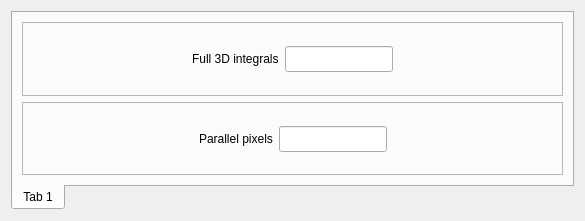
JJPPeters/clTEM, file dialogs/settings/frames/globalsettingsframe.ui: the form before one commit.
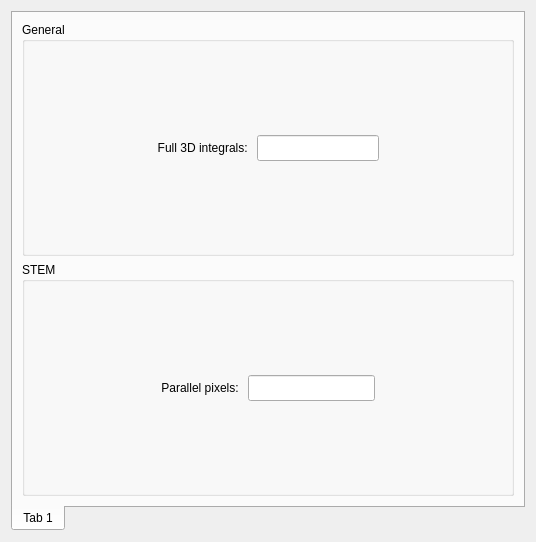
The form after the commit.

The edit to the form file:
```diff
--- a/dialogs/settings/frames/globalsettingsframe.ui
+++ b/dialogs/settings/frames/globalsettingsframe.ui
@@ -6,8 +6,8 @@
    <rect>
     <x>0</x>
     <y>0</y>
-    <width>585</width>
-    <height>221</height>
+    <width>536</width>
+    <height>542</height>
    </rect>
   </property>
   <property name="windowTitle">
@@ -28,37 +28,11 @@
       </attribute>
       <layout class="QVBoxLayout" name="verticalLayout">
        <item>
-        <widget class="QFrame" name="frmGeneral">
-         <property name="frameShape">
-          <enum>QFrame::StyledPanel</enum>
+        <widget class="QGroupBox" name="groupBox">
+         <property name="title">
+          <string>General</string>
          </property>
-         <property name="frameShadow">
-          <enum>QFrame::Raised</enum>
-         </property>
-         <layout class="QGridLayout" name="gridLayout_2" rowstretch="1,0,0,1" columnstretch="1,0,0,1">
-          <item row="2" column="2">
-           <widget class="QLineEdit" name="lineEdit">
-            <property name="minimumSize">
-             <size>
-              <width>100</width>
-              <height>26</height>
-             </size>
-            </property>
-           </widget>
-          </item>
-          <item row="3" column="2">
-           <spacer name="verticalSpacer_2">
-            <property name="orientation">
-             <enum>Qt::Vertical</enum>
-            </property>
-            <property name="sizeHint" stdset="0">
-             <size>
-              <width>20</width>
-              <height>0</height>
-             </size>
-            </property>
-           </spacer>
-          </item>
+         <layout class="QGridLayout" name="gridLayout_4">
           <item row="0" column="2">
            <spacer name="verticalSpacer">
             <property name="orientation">
@@ -72,7 +46,7 @@
             </property>
            </spacer>
           </item>
-          <item row="2" column="0">
+          <item row="1" column="0">
            <spacer name="horizontalSpacer_3">
             <property name="orientation">
              <enum>Qt::Horizontal</enum>
@@ -85,14 +59,17 @@
             </property>
            </spacer>
           </item>
-          <item row="2" column="1">
-           <widget class="QLabel" name="label">
-            <property name="text">
-             <string>Full 3D integrals</string>
+          <item row="1" column="2">
+           <widget class="QLineEdit" name="edt3dIntegrals">
+            <property name="minimumSize">
+             <size>
+              <width>100</width>
+              <height>26</height>
+             </size>
             </property>
            </widget>
           </item>
-          <item row="2" column="3">
+          <item row="1" column="3">
            <spacer name="horizontalSpacer_4">
             <property name="orientation">
              <enum>Qt::Horizontal</enum>
@@ -105,18 +82,44 @@
             </property>
            </spacer>
           </item>
+          <item row="1" column="1">
+           <widget class="QLabel" name="lbl3d">
+            <property name="sizePolicy">
+             <sizepolicy hsizetype="Preferred" vsizetype="Preferred">
+              <horstretch>0</horstretch>
+              <verstretch>0</verstretch>
+             </sizepolicy>
+            </property>
+            <property name="text">
+             <string>Full 3D integrals: </string>
+            </property>
+            <property name="alignment">
+             <set>Qt::AlignRight|Qt::AlignTrailing|Qt::AlignVCenter</set>
+            </property>
+           </widget>
+          </item>
+          <item row="2" column="2">
+           <spacer name="verticalSpacer_2">
+            <property name="orientation">
+             <enum>Qt::Vertical</enum>
+            </property>
+            <property name="sizeHint" stdset="0">
+             <size>
+              <width>20</width>
+              <height>0</height>
+             </size>
+            </property>
+           </spacer>
+          </item>
          </layout>
         </widget>
        </item>
        <item>
-        <widget class="QFrame" name="frmStem">
-         <property name="frameShape">
-          <enum>QFrame::StyledPanel</enum>
+        <widget class="QGroupBox" name="groupBox_2">
+         <property name="title">
+          <string>STEM</string>
          </property>
-         <property name="frameShadow">
-          <enum>QFrame::Raised</enum>
-         </property>
-         <layout class="QGridLayout" name="gridLayout_3" rowstretch="1,0,0,1" columnstretch="1,0,0,1">
+         <layout class="QGridLayout" name="gridLayout_2">
           <item row="0" column="2">
            <spacer name="verticalSpacer_3">
             <property name="orientation">
@@ -130,6 +133,16 @@
             </property>
            </spacer>
           </item>
+          <item row="1" column="2">
+           <widget class="QLineEdit" name="edtParallelPx">
+            <property name="minimumSize">
+             <size>
+              <width>100</width>
+              <height>26</height>
+             </size>
+            </property>
+           </widget>
+          </item>
           <item row="1" column="0">
            <spacer name="horizontalSpacer">
             <property name="orientation">
@@ -143,36 +156,6 @@
             </property>
            </spacer>
           </item>
-          <item row="1" column="1">
-           <widget class="QLabel" name="label_2">
-            <property name="text">
-             <string>Parallel pixels</string>
-            </property>
-           </widget>
-          </item>
-          <item row="3" column="2">
-           <spacer name="verticalSpacer_4">
-            <property name="orientation">
-             <enum>Qt::Vertical</enum>
-            </property>
-            <property name="sizeHint" stdset="0">
-             <size>
-              <width>20</width>
-              <height>0</height>
-             </size>
-            </property>
-           </spacer>
-          </item>
-          <item row="1" column="2">
-           <widget class="QLineEdit" name="lineEdit_2">
-            <property name="minimumSize">
-             <size>
-              <width>100</width>
-              <height>26</height>
-             </size>
-            </property>
-           </widget>
-          </item>
           <item row="1" column="3">
            <spacer name="horizontalSpacer_2">
             <property name="orientation">
@@ -186,6 +169,38 @@
             </property>
            </spacer>
           </item>
+          <item row="1" column="1">
+           <widget class="QLabel" name="lblParallel">
+            <property name="sizePolicy">
+             <sizepolicy hsizetype="Preferred" vsizetype="Preferred">
+              <horstretch>0</horstretch>
+              <verstretch>0</verstretch>
+             </sizepolicy>
+            </property>
+            <property name="layoutDirection">
+             <enum>Qt::LeftToRight</enum>
+            </property>
+            <property name="text">
+             <string>Parallel pixels: </string>
+            </property>
+            <property name="alignment">
+             <set>Qt::AlignRight|Qt::AlignTrailing|Qt::AlignVCenter</set>
+            </property>
+           </widget>
+          </item>
+          <item row="2" column="2">
+           <spacer name="verticalSpacer_4">
+            <property name="orientation">
+             <enum>Qt::Vertical</enum>
+            </property>
+            <property name="sizeHint" stdset="0">
+             <size>
+              <width>20</width>
+              <height>0</height>
+             </size>
+            </property>
+           </spacer>
+          </item>
          </layout>
         </widget>
        </item>
```
